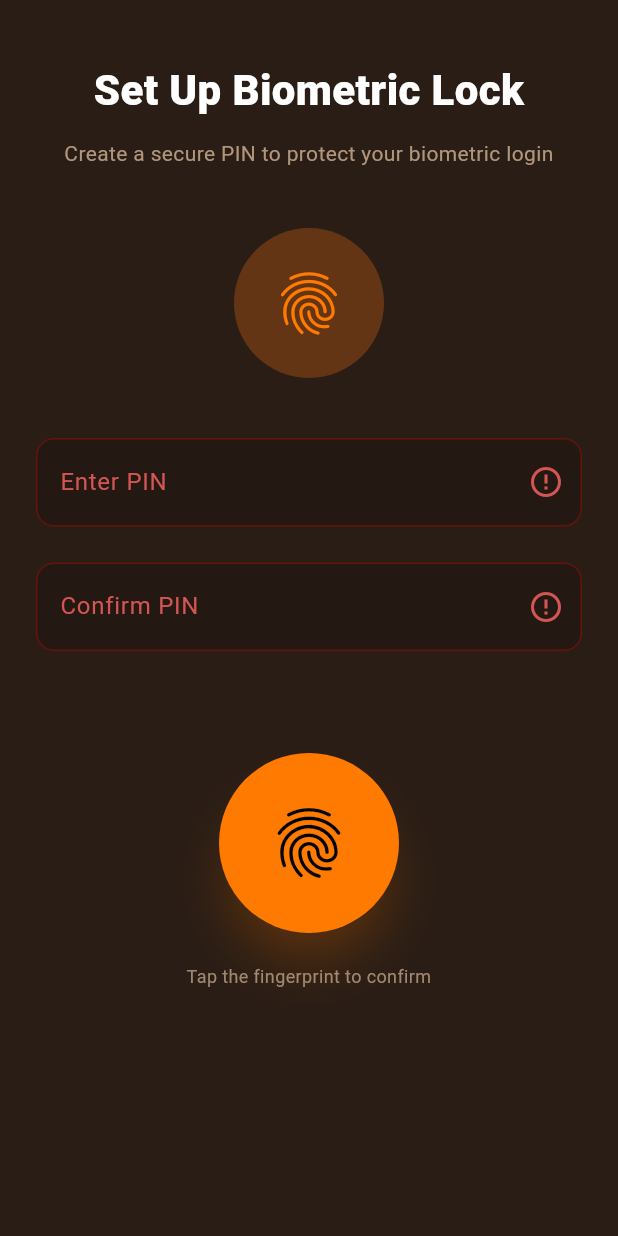
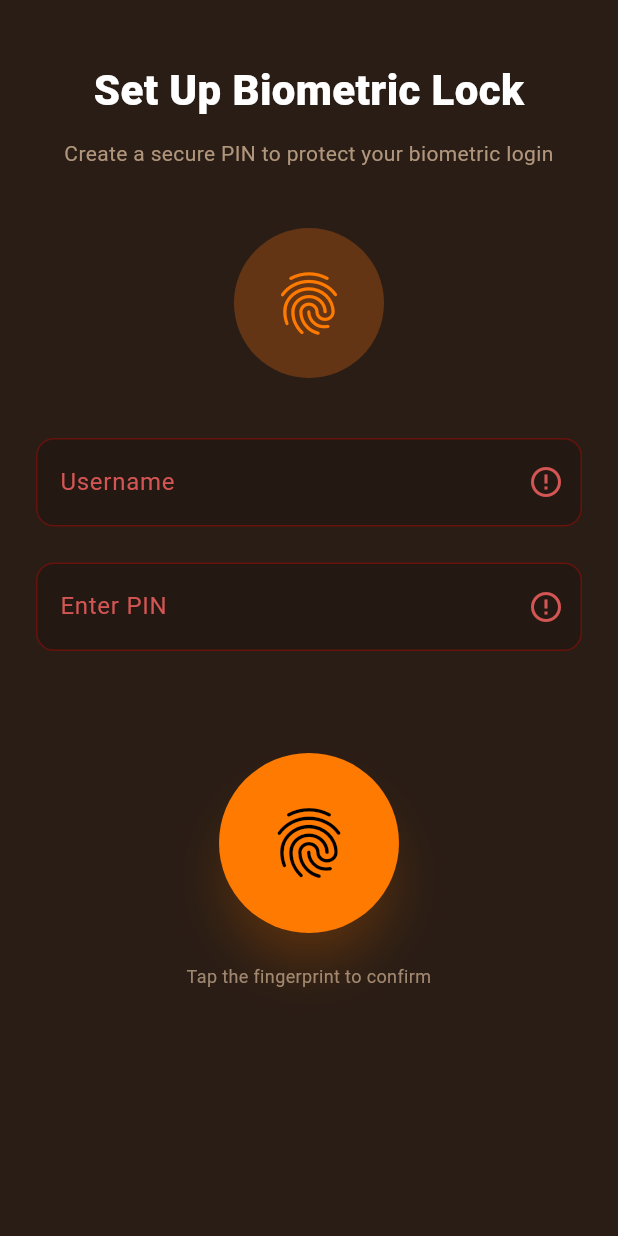
Before and after one commit to The-IK11/BioSecure-, a Flutter app: the BiometricSetupScreen screen opened directly, after a tap on the "fingerprint" icon, on a phone screen of 412 x 824 dp. Run offline on Flutter 3.47's test engine with Material 3 defaults, Android fonts, the phone set to English and light mode, and no system bars; our stand-ins replace flutter_secure_storage, local_auth; accounts and stored records are empty.

Commit message:
feat: refactor biometric setup and login flow; update navigation and input handling

```diff
--- a/lib/presentation/biometric_setup_screen.dart
+++ b/lib/presentation/biometric_setup_screen.dart
@@ -11,46 +11,38 @@ class BiometricSetupScreen extends StatefulWidget {
 }
 
 class _BiometricSetupScreenState extends State<BiometricSetupScreen> {
+  final TextEditingController _usernameController = TextEditingController();
   final TextEditingController _pinController = TextEditingController();
-  final TextEditingController _confirmPinController = TextEditingController();
+  final FocusNode _usernameFocus = FocusNode();
   final FocusNode _pinFocus = FocusNode();
-  final FocusNode _confirmPinFocus = FocusNode();
   final _authStorage= FlutterSecureStorage();
   final LocalAuthentication localAuthentication=LocalAuthentication();
 
+  bool _showUsernameError = false;
   bool _showPinError = false;
-  bool _showConfirmPinError = false;
   String _errorMessage = '';
 
   bool _isLoading = false;
  static const   String _biometricEnabledKey='biometric_enabled';
  static const   String _biometricPinKey='biometric_pin';
-
+static const   String _biometricUserNameKey='biometric_username';
   @override
   void dispose() {
+    _usernameController.dispose();
     _pinController.dispose();
-    _confirmPinController.dispose();
+    _usernameFocus.dispose();
     _pinFocus.dispose();
-    _confirmPinFocus.dispose();
     super.dispose();
   }
 
-  void _handleSubmit()async {
+  void _handleSubmit() async {
     setState(() {
+      _showUsernameError = _usernameController.text.isEmpty;
       _showPinError = _pinController.text.isEmpty;
-      _showConfirmPinError = _confirmPinController.text.isEmpty;
       _errorMessage = '';
-
     });
 
-    if (_showPinError || _showConfirmPinError) {
-      return;
-    }
-
-    if (_pinController.text != _confirmPinController.text) {
-      setState(() {
-        _errorMessage = 'PINs do not match. Please try again.';
-      });
+    if (_showUsernameError || _showPinError) {
       return;
     }
 
@@ -60,15 +52,54 @@ class _BiometricSetupScreenState extends State<BiometricSetupScreen> {
       });
       return;
     }
- //await _authStorage.write(key:_biometricEnabledKey , value: 'true');
- ///await _authStorage.write(key:_biometricPinKey , value: _pinController.text);
+
     // Show loading state
     setState(() => _isLoading = true);
 
-    // Simulate biometric setup delay
-    Future.delayed(const Duration(seconds: 2), () {
+    try {
+      // Retrieve saved credentials from secure storage
+      final savedUsername = await _authStorage.read(key: 'username');
+      final savedPin = await _authStorage.read(key: 'user_pin');
+
+      // Validate credentials
+      if (savedUsername != _usernameController.text || savedPin != _pinController.text) {
+        setState(() {
+          _isLoading = false;
+          _errorMessage = 'Invalid username or PIN. Please try again.';
+        });
+        return;
+      }
+
+      // Check biometric support
+      final isBiometricAvailable = await checkBiometricSupport();
+      if (!isBiometricAvailable) {
+        setState(() {
+          _isLoading = false;
+          _errorMessage = 'Biometric authentication is not available on this device.';
+        });
+        return;
+      }
+
+      // Trigger biometric authentication to enable it
+      final bool didAuthenticate = await localAuthentication.authenticate(
+        localizedReason: 'Authenticate to enable biometric login',
+        biometricOnly: true,
+      );
+
+      if (didAuthenticate) {
+        // Save biometric enabled status
+        await _authStorage.write(key: _biometricEnabledKey, value: 'true');
+        await _authStorage.write(key: _biometricPinKey, value: _pinController.text);
+        await _authStorage.write(key: _biometricUserNameKey, value: _usernameController.text);
+
+        setState(() {
+          _isLoading = false;
+          _errorMessage = 'Biometric login enabled successfully! ✔';
+        });
+
+        // Navigate to BottomNavigationScreen on success
+        Future.delayed(const Duration(seconds: 1), () {
           if (mounted) {
-        // Navigate to BottomNavigationScreen on success
             Navigator.of(context).pushReplacement(
               MaterialPageRoute(
                 builder: (context) => const BottomNavigationScreen(),
@@ -76,6 +107,18 @@ class _BiometricSetupScreenState extends State<BiometricSetupScreen> {
             );
           }
         });
+      } else {
+        setState(() {
+          _isLoading = false;
+          _errorMessage = 'Biometric authentication failed. Please try again.';
+        });
+      }
+    } catch (e) {
+      setState(() {
+        _isLoading = false;
+        _errorMessage = 'Error: ${e.toString()}';
+      });
+    }
   }
 ///Biometric funtionality
 ///Check Biometric Environment on device
@@ -89,38 +132,7 @@ Future<bool> checkBiometricSupport() async {
     return false;
 }
 }
-//Biometric Authentication function
 
-Future<void> _authenticateUser() async {
-
-bool isAvailable=await checkBiometricSupport();
-if(!isAvailable){
-  setState(() {
-    _errorMessage='Biometric authentication is not available on this device.';
-  });
-  try{
-    final bool didAuthenticate=await localAuthentication.authenticate(
-      localizedReason: 'Please authenticate to enable biometric login',
-      biometricOnly: true
-
-    );
-
-      if (didAuthenticate) {
-        setState(() {
-          _errorMessage = "Unlocked Successfully ✔";
-        });
-      } else {
-        setState(() {
-          _errorMessage = "Failed 😢 — Try Again";
-        });
-      }
-  }
-  catch(e){
-    setState(() {
-      _errorMessage='An error occurred during biometric authentication.';
-    });
-  }
-}}
   @override
   Widget build(BuildContext context) {
     return Scaffold(
@@ -177,23 +189,23 @@ if(!isAvailable){
 
                 const SizedBox(height: 40),
 
-                // First PIN Input
+                // Username Input
+                _buildTextInputField(
+                  controller: _usernameController,
+                  focusNode: _usernameFocus,
+                  label: 'Username',
+                  hasError: _showUsernameError,
+                  onFieldSubmitted: (_) => _pinFocus.requestFocus(),
+                ),
+
+                const SizedBox(height: 24),
+
+                // PIN Input
                 _buildPinInputField(
                   controller: _pinController,
                   focusNode: _pinFocus,
                   label: 'Enter PIN',
                   hasError: _showPinError,
-                  onFieldSubmitted: (_) => _confirmPinFocus.requestFocus(),
-                ),
-
-                const SizedBox(height: 24),
-
-                // Confirm PIN Input
-                _buildPinInputField(
-                  controller: _confirmPinController,
-                  focusNode: _confirmPinFocus,
-                  label: 'Confirm PIN',
-                  hasError: _showConfirmPinError,
                   onFieldSubmitted: (_) => _handleSubmit(),
                 ),
 
@@ -340,4 +352,70 @@ if(!isAvailable){
       ),
     );
   }
+
+  Widget _buildTextInputField({
+    required TextEditingController controller,
+    required FocusNode focusNode,
+    required String label,
+    required bool hasError,
+    required Function(String) onFieldSubmitted,
+  }) {
+    return TextFormField(
+      controller: controller,
+      focusNode: focusNode,
+      keyboardType: TextInputType.text,
+      onFieldSubmitted: onFieldSubmitted,
+      style: const TextStyle(
+        color: Colors.white,
+        fontSize: 18,
+        fontWeight: FontWeight.w600,
+      ),
+      decoration: InputDecoration(
+        labelText: label,
+        labelStyle: TextStyle(
+          color: hasError
+              ? const Color.fromRGBO(255, 100, 100, 0.8)
+              : const Color.fromRGBO(210, 180, 150, 0.7),
+        ),
+        hintStyle: const TextStyle(
+          color: Color.fromRGBO(210, 180, 150, 0.5),
+        ),
+        filled: true,
+        fillColor: const Color.fromRGBO(0, 0, 0, 0.15),
+        border: OutlineInputBorder(
+          borderRadius: BorderRadius.circular(12),
+          borderSide: const BorderSide(
+            color: Color.fromRGBO(210, 180, 150, 0.3),
+          ),
+        ),
+        focusedBorder: OutlineInputBorder(
+          borderRadius: BorderRadius.circular(12),
+          borderSide: const BorderSide(
+            color: Color.fromRGBO(255, 122, 0, 0.7),
+            width: 2,
+          ),
+        ),
+        enabledBorder: OutlineInputBorder(
+          borderRadius: BorderRadius.circular(12),
+          borderSide: BorderSide(
+            color: hasError
+                ? const Color.fromRGBO(255, 0, 0, 0.3)
+                : const Color.fromRGBO(210, 180, 150, 0.2),
+          ),
+        ),
+        errorBorder: OutlineInputBorder(
+          borderRadius: BorderRadius.circular(12),
+          borderSide: const BorderSide(
+            color: Color.fromRGBO(255, 0, 0, 0.5),
+          ),
+        ),
+        suffixIcon: hasError
+            ? const Icon(
+                Icons.error_outline,
+                color: Color.fromRGBO(255, 100, 100, 0.8),
+              )
+            : null,
+      ),
+    );
   }
+}
```
Also changed, not shown: lib/presentation/create_new_account_screen.dart (+21 -21 lines), lib/presentation/login_screen.dart (+85 -13 lines), 4 other files. Lines whose indentation alone changed are shown as unchanged.
